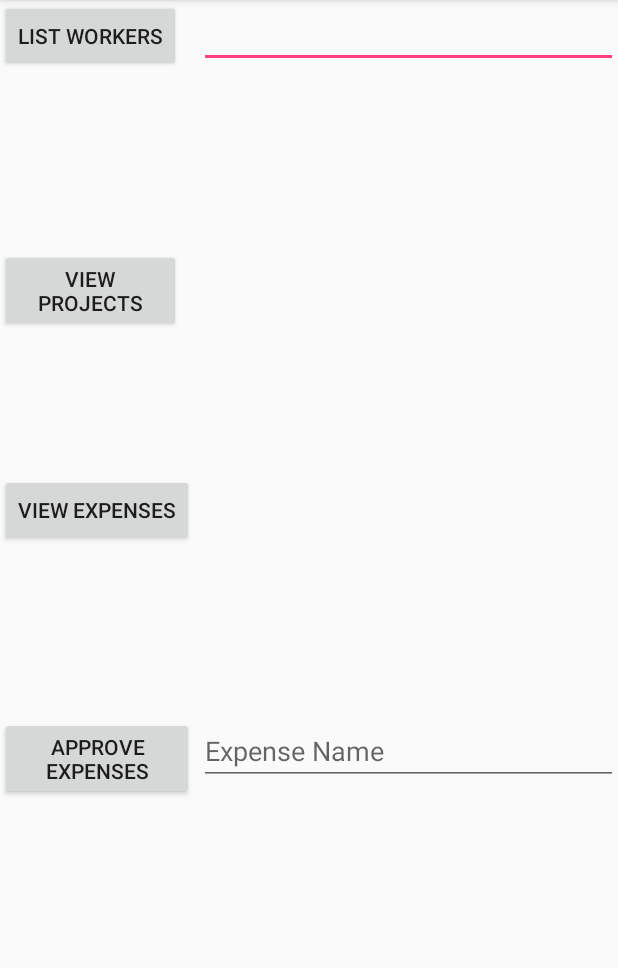
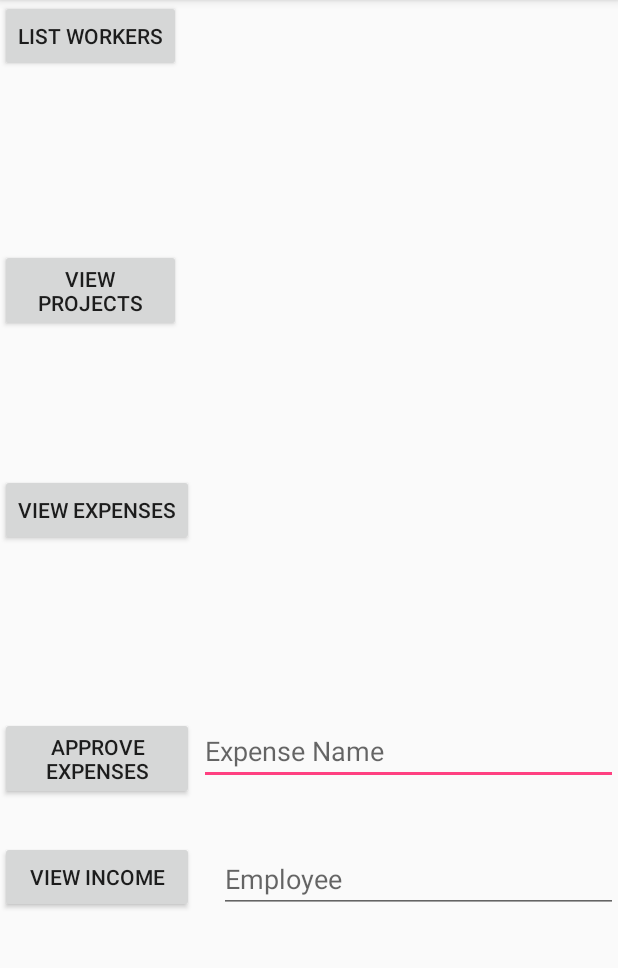
Before and after one commit to SmallBusinessManager/SmallBusinessManager, an Android app: the AccountantActivity screen opened directly, with no data from a screen before it, on a phone screen of 412 x 824 dp, the part 84-1052 px from its top. Run offline under Robolectric (Android 15) with nearby library versions, the phone set to English and light mode, and no system bars; our stand-ins replace Firebase (no records; nobody signed in at launch, a user with empty details on screens opened directly); libraries missing offline, so code that uses them is left out: com.firebase.ui; 4 statements that could not run were skipped.

Commit message:
nothing new

```diff
--- a/app/src/main/java/com/projectcourse2/group11/smallbusinessmanager/AccountantActivity.java
+++ b/app/src/main/java/com/projectcourse2/group11/smallbusinessmanager/AccountantActivity.java
@@ -3,30 +3,37 @@ package com.projectcourse2.group11.smallbusinessmanager;
 import android.support.v7.app.AppCompatActivity;
 import android.os.Bundle;
 import android.view.View;
+import android.widget.AdapterView;
 import android.widget.Button;
 import android.widget.EditText;
 import android.widget.ListAdapter;
 import android.widget.ListView;
 import android.widget.TextView;
+import android.widget.Toast;
+
 import com.firebase.ui.database.FirebaseListAdapter;
 import com.google.firebase.database.DataSnapshot;
 import com.google.firebase.database.DatabaseReference;
 import com.google.firebase.database.FirebaseDatabase;
+import com.projectcourse2.group11.smallbusinessmanager.model.Expenses;
 
+import java.util.List;
 
 public class AccountantActivity extends AppCompatActivity {
     private Button button;
     private Button button2;
     private Button button3;
     private Button button4;
+    private Button button5;
     private ListView listView;
     private ListView listView2;
     private ListView listView3;
     private EditText editText;
+    private EditText editText2;
     private ListAdapter mAdapter;
     private ListAdapter mAdapter2;
     private ListAdapter mAdapter3;
-
+    private ListAdapter mAdapter4;
 
     @Override
     protected void onCreate(Bundle savedInstanceState) {
@@ -41,7 +48,9 @@ public class AccountantActivity extends AppCompatActivity {
         button3 = (Button) findViewById(R.id.button3);
         button4 = (Button) findViewById(R.id.button4);
 
+
         editText = (EditText) findViewById(R.id.editText);
+
 
         // list workers
         final DatabaseReference ref = FirebaseDatabase.getInstance().getReference().child("companyEmployees").child("company1");
@@ -131,6 +140,23 @@ public class AccountantActivity extends AppCompatActivity {
                 ref3.child(editTextString).child("approved").setValue(true);
             }
         });
+        final DatabaseReference ref4 = FirebaseDatabase.getInstance().getReference().child("employeeSalary");
+        mAdapter4 = new FirebaseListAdapter<String>(
+                this,
+                String.class,
+                android.R.layout.simple_list_item_1,
+                ref4) {
+            @Override
+            protected String parseSnapshot(DataSnapshot snapshot) {
+                return snapshot.child("description").getValue(String.class) + " " + snapshot.child("amount").getValue(Float.class);
+            }
+
+            @Override
+            protected void populateView(View v, String model, int position) {
+                TextView textView = (TextView) v.findViewById(android.R.id.text1);
+                textView.setText(model);
+            }
+        };
 
     }
 }
--- a/app/src/main/java/com/projectcourse2/group11/smallbusinessmanager/LoginActivity.java
+++ b/app/src/main/java/com/projectcourse2/group11/smallbusinessmanager/LoginActivity.java
@@ -128,7 +128,7 @@ public class LoginActivity extends Activity implements View.OnClickListener {
     public void onClick(View v) {
         if (v == tvRegister) {
             finish();
-            startActivity(new Intent(LoginActivity.this, AccountantActivity.class));
+            startActivity(new Intent(LoginActivity.this, RegisterActivity.class));
         }
         if (v == mEmailSignInButton) {
             userLogin();
--- a/app/src/main/res/layout/activity_accountant.xml
+++ b/app/src/main/res/layout/activity_accountant.xml
@@ -81,15 +81,34 @@
         android:layout_alignParentStart="true"
         android:layout_alignEnd="@+id/button3" />
 
+        <Button
+            android:id="@+id/button5"
+            android:layout_width="wrap_content"
+            android:layout_height="wrap_content"
+            android:layout_alignEnd="@+id/button4"
+            android:layout_alignParentStart="true"
+            android:layout_below="@+id/button4"
+            android:layout_marginTop="27dp"
+            android:text="@string/viewIncome" />
+
         <EditText
             android:id="@+id/editText2"
             android:layout_width="wrap_content"
             android:layout_height="wrap_content"
+            android:ems="10"
+            android:hint="Employee "
+            android:inputType="textPersonName"
             android:layout_alignBottom="@+id/button5"
-            android:layout_alignParentEnd="true"
             android:layout_alignStart="@+id/editText"
-            android:ems="10"
-            android:inputType="textPersonName" />
+            android:layout_marginStart="13dp"
+            android:layout_alignParentEnd="true" />
+
+        <ListView
+            android:id="@+id/listView5"
+            android:layout_width="match_parent"
+            android:layout_height="100dp"
+            android:layout_alignStart="@+id/editText2"
+            android:layout_below="@+id/editText2" />
 
     </RelativeLayout>
 </ScrollView>
--- a/app/src/main/res/layout/activity_project_home.xml
+++ b/app/src/main/res/layout/activity_project_home.xml
@@ -44,12 +44,14 @@
         android:id="@+id/fab"
         android:layout_width="wrap_content"
         android:layout_height="wrap_content"
-        android:layout_gravity="bottom|end"
+        android:layout_gravity="top|left"
         android:layout_marginBottom="16dp"
         android:layout_marginEnd="16dp"
         android:clickable="true"
         app:backgroundTint="@color/colorPrimary"
         app:fabSize="normal"
+        app:layout_anchor="@+id/relativeLayout"
+        app:layout_anchorGravity="bottom|right"
         app:rippleColor="@color/colorPrimary"
         app:srcCompat="@drawable/ic_add_white_24dp" />
 
```
